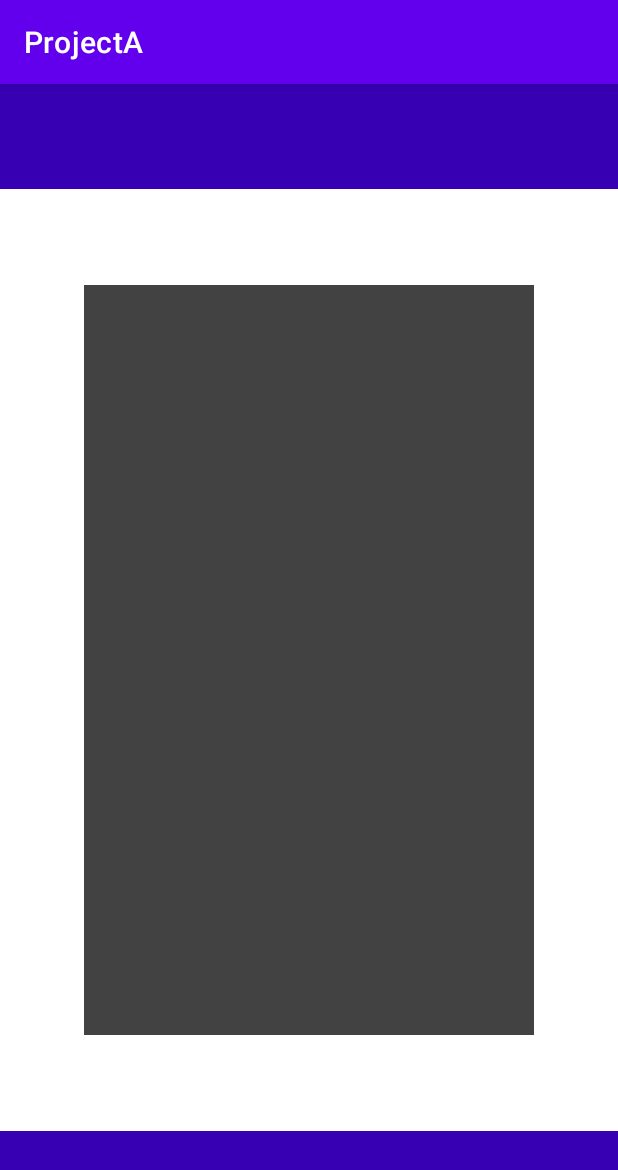
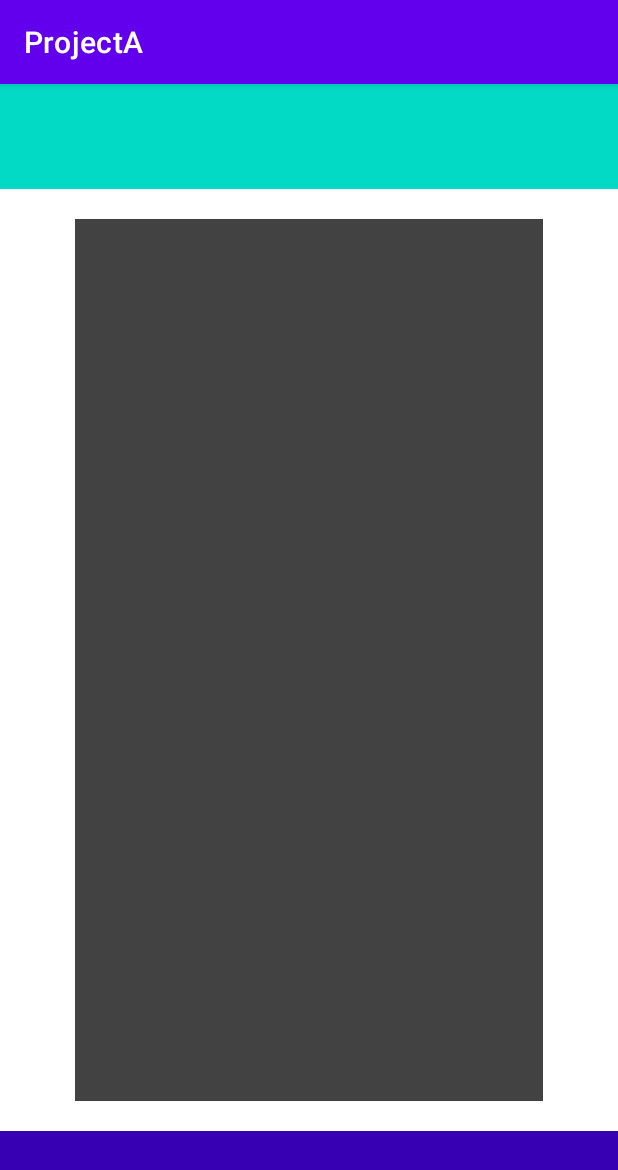
Before and after one commit to XanZavoevatel/ProjectA, an Android app: the screen it shows after launch (MainActivity), on a phone screen of 412 x 824 dp. Shown: the top 1170 px of the screen. Run offline under Robolectric (Android 15) with nearby library versions, the phone set to English and light mode, and no system bars.

Commit message:
отрефакторил код для задания на *

```diff
--- a/app/src/main/res/layout/activity_main.xml
+++ b/app/src/main/res/layout/activity_main.xml
@@ -19,14 +19,19 @@
 
     <LinearLayout
         android:id="@+id/liner_layout"
-        android:layout_width="300dp"
-        android:layout_height="500dp"
+        android:layout_width="0dp"
+        android:layout_height="0dp"
         android:background="@color/cardview_dark_background"
         android:orientation="vertical"
         app:layout_constraintBottom_toBottomOf="parent"
         app:layout_constraintEnd_toEndOf="parent"
         app:layout_constraintStart_toStartOf="parent"
-        app:layout_constraintTop_toTopOf="parent">
+        app:layout_constraintTop_toBottomOf="@id/top_menu"
+        app:layout_constraintBottom_toTopOf="@id/bottom_menu"
+        android:layout_marginStart="50dp"
+        android:layout_marginEnd="50dp"
+        android:layout_marginTop="20dp"
+        android:layout_marginBottom="20dp">
 
     </LinearLayout>
 
@@ -34,7 +39,7 @@
         android:id="@+id/top_menu"
         android:layout_width="0dp"
         android:layout_height="70dp"
-        android:background="@color/purple_700"
+        android:background="@color/teal_200"
         app:layout_constraintTop_toTopOf="parent"
         app:layout_constraintEnd_toEndOf="parent"
         app:layout_constraintStart_toStartOf="parent">
--- a/app/src/main/res/values/strings.xml
+++ b/app/src/main/res/values/strings.xml
@@ -1,3 +1,4 @@
 <resources>
     <string name="app_name">ProjectA</string>
+    <string name="margin_start_and_end_centre_figure">15dp</string>
 </resources>
```
